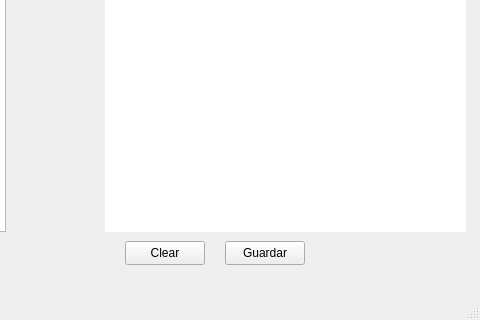
Above: Seleccionador/mainwindow.ui from marianocossio/ITCLOUD before the change; both pictures show x 365 to 845 and y 309 to 629 of the 845 by 629 pixel window. Below: the same form after it.
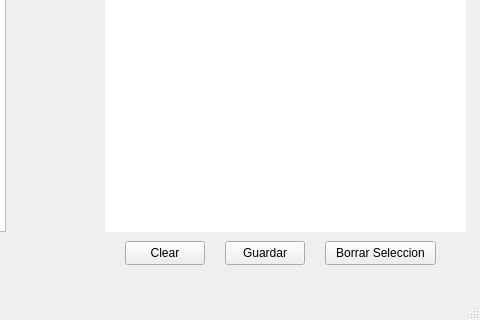
That is the form after the change.

The edit to the form file:
```diff
--- a/Seleccionador/mainwindow.ui
+++ b/Seleccionador/mainwindow.ui
@@ -77,6 +77,19 @@
 border-color: rgb(0, 0, 0);</string>
     </property>
    </widget>
+   <widget class="QPushButton" name="pushButton_4">
+    <property name="geometry">
+     <rect>
+      <x>690</x>
+      <y>550</y>
+      <width>111</width>
+      <height>24</height>
+     </rect>
+    </property>
+    <property name="text">
+     <string>Borrar Seleccion</string>
+    </property>
+   </widget>
   </widget>
   <widget class="QMenuBar" name="menubar">
    <property name="geometry">
```
